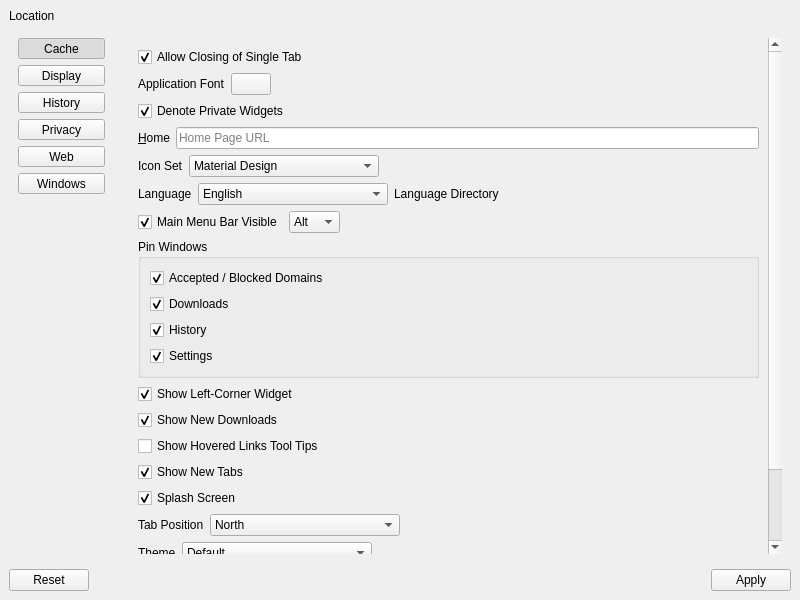
Above: UI/dooble_settings.ui from textbrowser/dooble before the change. Below: the same form after it.
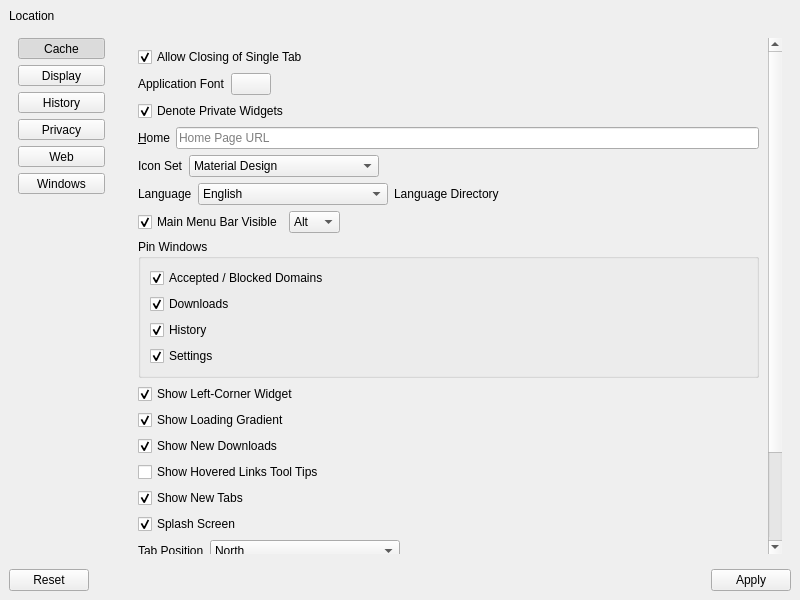
That is the form after the change. The open tabs and pages were chosen to show the change. Icons and pictures are not drawn.

Commit message: Optional loading gradient.

Diff of the .ui file:
```diff
--- a/UI/dooble_settings.ui
+++ b/UI/dooble_settings.ui
@@ -370,9 +370,9 @@
              <property name="geometry">
               <rect>
                <x>0</x>
-               <y>0</y>
+               <y>-97</y>
                <width>642</width>
-               <height>724</height>
+               <height>752</height>
               </rect>
              </property>
              <layout class="QVBoxLayout" name="verticalLayout_19">
@@ -697,6 +697,19 @@
                 </property>
                </widget>
               </item>
+              <item>
+               <widget class="QCheckBox" name="show_loading_gradient">
+                <property name="toolTip">
+                 <string>&lt;html&gt;&lt;head/&gt;&lt;body&gt;&lt;p&gt;If the Status Bar is hidden, show a loading gradient in the address bar.&lt;/p&gt;&lt;/body&gt;&lt;/html&gt;</string>
+                </property>
+                <property name="text">
+                 <string>Show Loading Gradient</string>
+                </property>
+                <property name="checked">
+                 <bool>true</bool>
+                </property>
+               </widget>
+              </item>
               <item>
                <widget class="QCheckBox" name="show_new_downloads">
                 <property name="text">
```
Left out of the diff: 22 changed lines with no effect on the pictures. The commit also changes 3 other files.
